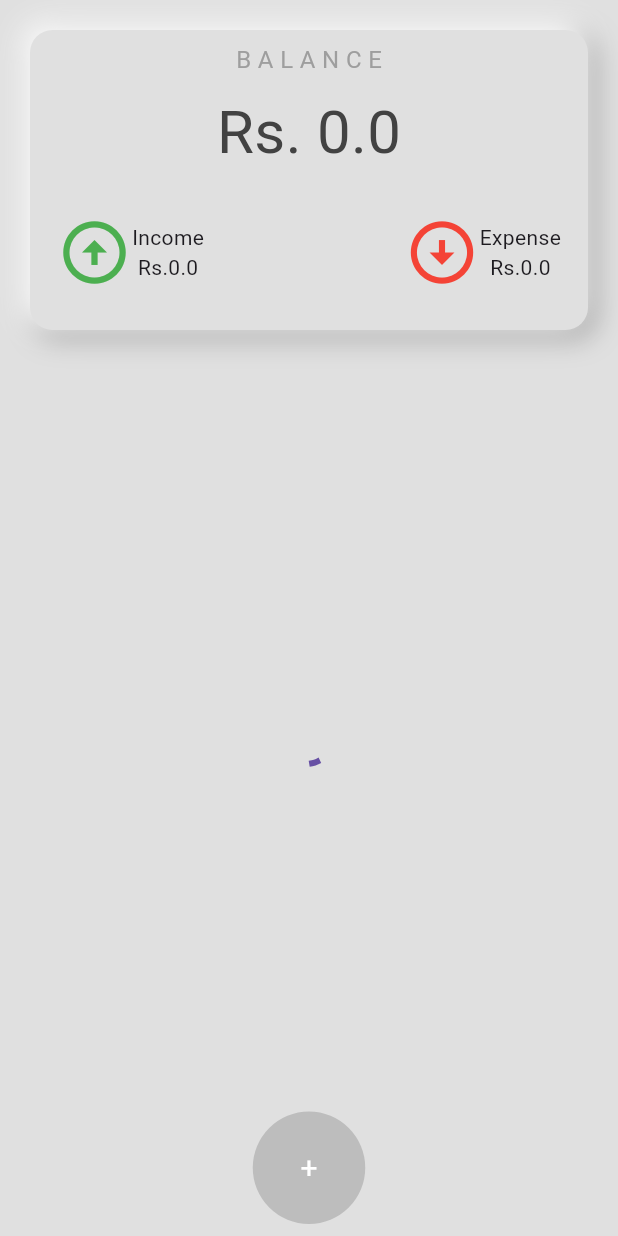
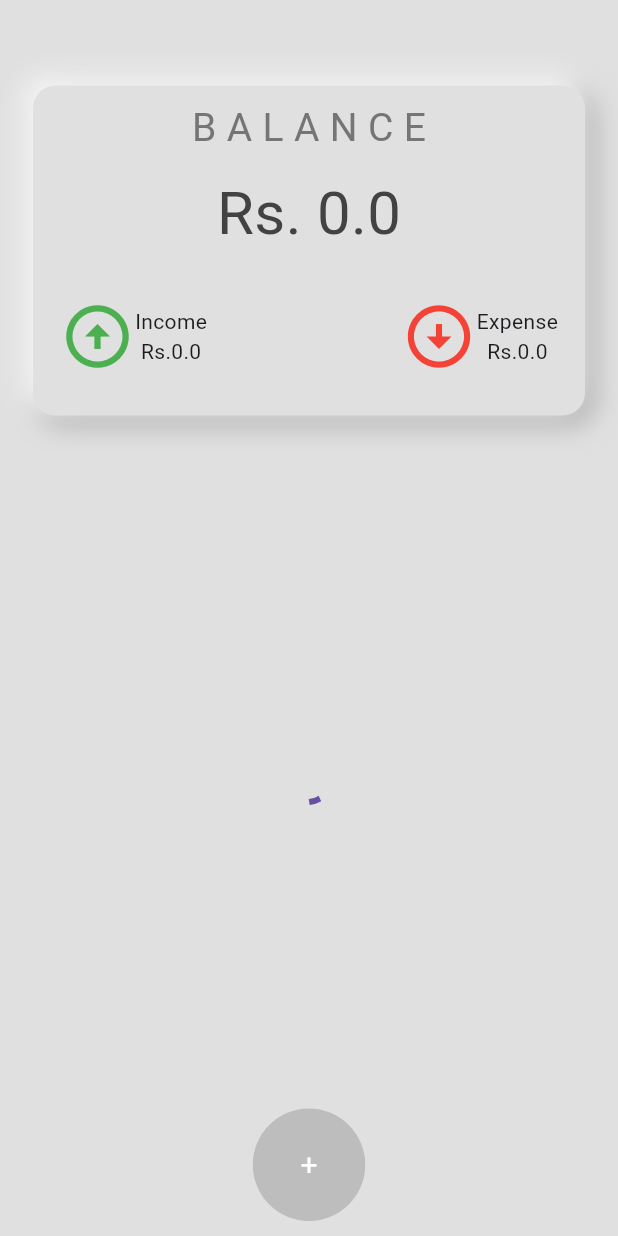
Before and after one commit to DipakSingh0/ExpenseTracker, a Flutter app: the screen it shows after launch, on a phone screen of 412 x 824 dp. Run offline on Flutter 3.47's test engine with Material 3 defaults, Android fonts, the phone set to English and light mode, and no system bars; missing offline and left inert: gsheets; key blocks and very long unbroken strings in the code were emptied for the run.

Commit message:
removed sensitive

```diff
--- a/lib/google_sheets_api.dart
+++ b/lib/google_sheets_api.dart
@@ -3,7 +3,6 @@ import 'package:gsheets/gsheets.dart';
 class GoogleSheetsApi {
   //create credentials
   static const _credentials = r'''
-
 {
   "type": "service_account",
   "project_id": "flutter-437220",
@@ -17,8 +16,6 @@ class GoogleSheetsApi {
   "client_x509_cert_url": "https://www.googleapis.com/robot/v1/metadata/x509/flutterghseet%40flutter-437220.iam.gserviceaccount.com",
   "universe_domain": "googleapis.com"
 }
-
-
   ''';
   //set up and connect to the spreadsheet
 
--- a/lib/homepage.dart
+++ b/lib/homepage.dart
@@ -14,6 +14,7 @@ class HomePage extends StatefulWidget {
 }
 
 class _HomePageState extends State<HomePage> {
+
   //collect user input
   final _textcontrollerAMOUNT = TextEditingController();
   final _textcontrollerITEM = TextEditingController();
@@ -39,7 +40,7 @@ class _HomePageState extends State<HomePage> {
           return StatefulBuilder(
             builder: (BuildContext context, setState) {
               return AlertDialog(
-                title: Text('N E W  T R A N S A C T I O N'),
+                title: Text('N E W T R A N S A C T I O N',style: TextStyle(fontSize: 20),),
                 content: SingleChildScrollView(
                   child: Column(
                     children: [
@@ -150,8 +151,9 @@ class _HomePageState extends State<HomePage> {
     return Scaffold(
         backgroundColor: Colors.grey[300],
         body: Padding(
-          padding: const EdgeInsets.all(8.0),
+          padding: const EdgeInsets.all(10.0),
           child: Column(children: [
+            SizedBox(height: 35),
             TopNeuCard(
               balance: (GoogleSheetsApi.calculateIncome() -
                       GoogleSheetsApi.calculateExpense())
@@ -165,7 +167,7 @@ class _HomePageState extends State<HomePage> {
                       child: Column(
                 children: [
                   SizedBox(
-                    height: 20,
+                    height: 16,
                   ),
                   Expanded(
                       child: GoogleSheetsApi.loading == true
--- a/lib/top_card.dart
+++ b/lib/top_card.dart
@@ -15,7 +15,7 @@ class TopNeuCard extends StatelessWidget {
     return Padding(
         padding: const EdgeInsets.all(12.0),
         child: Container(
-            height: 200,
+            height: 220,
             decoration: BoxDecoration(
                 borderRadius: BorderRadius.circular(15),
                 color: Colors.grey[300],
@@ -33,12 +33,13 @@ class TopNeuCard extends StatelessWidget {
                     spreadRadius: 1.0,
                   ),
                 ]),
+
             child: Center(
               child: Column(
                 mainAxisAlignment: MainAxisAlignment.spaceEvenly,
                 children: [
                   Text('B A L A N C E',
-                      style: TextStyle(color: Colors.grey[500], fontSize: 16)),
+                      style: TextStyle(color: Colors.grey[600], fontSize: 26)),
                   Text('Rs. ' + balance,
                       style: TextStyle(color: Colors.grey[800], fontSize: 40)),
                   Padding(
@@ -59,7 +60,7 @@ class TopNeuCard extends StatelessWidget {
                                 Row(
                                   children: [
                                     Text('Rs.'),
-                                    Text( income),
+                                    Text(income),
                                   ],
                                 ),
                               ],
--- a/pubspec.yaml
+++ b/pubspec.yaml
@@ -31,6 +31,8 @@ dependencies:
   flutter:
     sdk: flutter
   gsheets:
+
+  flutter_dotenv: ^5.0.2
 
   # The following adds the Cupertino Icons font to your application.
   # Use with the CupertinoIcons class for iOS style icons.
```
Also changed, not shown: lib/main.dart (+5 -2 lines), pubspec.lock, 1 other file.
